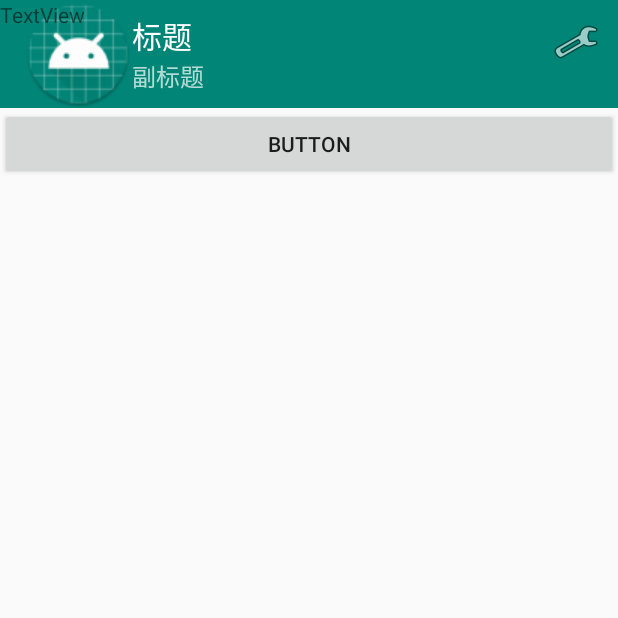
After one commit to DALAB2021/demo, an Android app: the DrawerPage screen opened directly, with no data from a screen before it, on a phone screen of 412 x 824 dp, the top half of it. The commit adds this screen. Run offline under Robolectric (Android 15) with nearby library versions, the phone set to English and light mode, and no system bars.

Commit message:
feat:抽屉侧边栏，时间跳动
整合之前，基本上做完了。

```diff
--- a/AnimationDemo/app/src/main/AndroidManifest.xml
+++ b/AnimationDemo/app/src/main/AndroidManifest.xml
@@ -9,7 +9,9 @@
         android:roundIcon="@mipmap/ic_launcher_round"
         android:supportsRtl="true"
         android:theme="@style/AppTheme">
-        <activity android:name=".DrawActivity"></activity>
+        <activity android:name=".DrawerPage"></activity>
+        <activity android:name=".DrawerActivity" />
+        <activity android:name=".DrawActivity" />
         <activity android:name=".VisualizationActivity" />
         <activity android:name=".TimerActivity" />
         <activity android:name=".MainActivity">
--- a/AnimationDemo/app/src/main/java/com/example/animation/DrawActivity.java
+++ b/AnimationDemo/app/src/main/java/com/example/animation/DrawActivity.java
@@ -39,7 +39,11 @@ public class DrawActivity extends AppCompatActivity {
         init();
         Values.add(0.0f);
         String get = getIntent().getStringExtra("percent");
-        System.out.println("get:" + get);//可以收到
+        System.out.println("get:" + get);//可以收到,但是万一没有呢？
+        int upper=getIntent().getIntExtra("upper",200);//果然，是有默认值的，那么字符串的默认值是不是“”？_null
+        int lower=getIntent().getIntExtra("lower",600);
+        System.out.println("upper:" + upper);
+        System.out.println("lower:" + lower);
 
         textView = findViewById(R.id.textView2);
         textView.setText("ok");
--- /dev/null
+++ b/AnimationDemo/app/src/main/java/com/example/animation/DrawerPage.java
@@ -0,0 +1,136 @@
+package com.example.animation;
+
+import androidx.appcompat.app.ActionBarDrawerToggle;
+import androidx.appcompat.app.AppCompatActivity;
+import androidx.appcompat.widget.Toolbar;
+import androidx.drawerlayout.widget.DrawerLayout;
+
+import android.content.Intent;
+import android.os.Bundle;
+import android.view.Menu;
+import android.view.MenuItem;
+import android.view.View;
+import android.view.Window;
+import android.widget.EditText;
+import android.widget.LinearLayout;
+import android.widget.ListView;
+import android.widget.TextView;
+
+public class DrawerPage extends AppCompatActivity {
+    DrawerLayout mDrawerLayout;
+    Toolbar toolbar;
+    LinearLayout mDrawerContent;
+    EditText lowerBound;
+    EditText upperBound;
+    int lowerValue = 200;
+    int upperValue = 600;
+//    ListView mDrawerList;
+    @Override
+    protected void onCreate(Bundle savedInstanceState) {
+        super.onCreate(savedInstanceState);
+        supportRequestWindowFeature(Window.FEATURE_NO_TITLE);
+        setContentView(R.layout.activity_drawer_page);
+
+        mDrawerLayout=findViewById(R.id.drawer_layout);
+        toolbar=findViewById(R.id.toolbar);
+        toolbar.inflateMenu(R.menu.menu);
+        setSupportActionBar(toolbar);//用我们自定义的toolbar
+//        toolbar=getSupportActionBar();
+
+
+        ActionBarDrawerToggle mDrawerToggle = new ActionBarDrawerToggle(
+                this,                  /* host Activity */
+                mDrawerLayout,         /* DrawerLayout object */
+                toolbar,  /* nav drawer image to replace 'Up' caret */
+                R.string.drawer_open,  /* "open drawer" description for accessibility */
+                R.string.drawer_close  /* "close drawer" description for accessibility */
+        ) {
+            public void onDrawerClosed(View view) {
+                getSupportActionBar().setTitle("关闭");
+//                getActionBar().setTitle("标题");
+//                invalidateOptionsMenu(); // creates call to onPrepareOptionsMenu()
+            }
+            public void onDrawerOpened(View drawerView) {
+                getSupportActionBar().setTitle("打开");
+//                getActionBar().setTitle("");
+//                invalidateOptionsMenu(); // creates call to onPrepareOptionsMenu()
+            }
+        };
+        mDrawerLayout.setDrawerListener(mDrawerToggle);
+
+//        mDrawerList=findViewById(R.id.right_drawer);
+        mDrawerContent=findViewById(R.id.right_drawer);
+
+        lowerBound = findViewById(R.id.lowerBound);
+        upperBound = findViewById(R.id.upperBound);
+        lowerBound.setText(String.valueOf(lowerValue));
+        upperBound.setText(String.valueOf(upperValue));
+        setFoucus(lowerBound);
+        setFoucus(upperBound);
+
+    }
+    @Override
+    public boolean onCreateOptionsMenu(Menu menu) {
+        getMenuInflater().inflate(R.menu.menu, menu);//填充菜单
+        //这样就可以保证不会出问题！
+        return true;
+    }
+    private void setFoucus(final EditText et)
+    {
+        et.setOnFocusChangeListener(new android.view.View.
+                OnFocusChangeListener() {
+            @Override
+            public void onFocusChange(View v, boolean hasFocus) {
+                if (hasFocus) {
+                    // 此处为得到焦点时的处理内容
+                } else {
+                    // 此处为失去焦点时的处理内容
+                    if (lowerBound.getText() != null && !lowerBound.getText().toString().equals("")) {
+                        lowerValue = Integer.parseInt(lowerBound.getText().toString());
+                        lowerBound.setText(String.valueOf(lowerValue));
+                    } else {
+                        lowerValue = 0;
+                        lowerBound.setText("");
+                    }
+                    if (upperBound.getText() != null && !upperBound.getText().toString().equals("")) {
+                        upperValue = Integer.parseInt(upperBound.getText().toString());
+                        upperBound.setText(String.valueOf(upperValue));
+                    } else {
+                        upperValue = 1;
+                        upperBound.setText("");
+
+                    }
+
+                    if (lowerValue > upperValue || lowerValue == upperValue) {
+                        upperValue = lowerValue + 1;
+                        upperBound.setText(String.valueOf(upperValue));
+                    }
+
+                }
+            }
+        });
+    }
+    public void openSettings(View view)
+    {
+        //这是一个按钮的函数，用来打开侧边栏。之后甚至还可以设置设计一个返回按钮来关闭侧边栏
+        mDrawerLayout.openDrawer(mDrawerContent);
+    }
+    public void JumpAndDelivery(View view)
+    {
+        Intent intent =new Intent();
+        intent.setClass(DrawerPage.this,DrawActivity.class);
+        intent.putExtra("upper",upperValue);
+        intent.putExtra("lower",lowerValue);
+        startActivity(intent);
+    }
+    public void MenuOpenSettings(MenuItem menuItem)
+    {
+        //这是一个按钮的函数，用来打开侧边栏。之后甚至还可以设置设计一个返回按钮来关闭侧边栏
+        mDrawerLayout.openDrawer(mDrawerContent);
+    }
+    public void closeSettings(View view)
+    {
+        //这是一个按钮的函数，用来打开侧边栏。之后甚至还可以设置设计一个返回按钮来关闭侧边栏
+        mDrawerLayout.closeDrawer(mDrawerContent);
+    }
+}
--- a/AnimationDemo/app/src/main/java/com/example/animation/MainActivity.java
+++ b/AnimationDemo/app/src/main/java/com/example/animation/MainActivity.java
@@ -60,6 +60,12 @@ public class MainActivity extends AppCompatActivity {
         Intent intent =new Intent();
         intent.setClass(MainActivity.this,DrawActivity.class);
         intent.putExtra("percent",percentText.getText().toString());
+        startActivity(intent);
+    }
+    public void Jump4(View view)//点击跳转页面
+    {
+        Intent intent =new Intent();
+        intent.setClass(MainActivity.this,DrawerPage.class);
         startActivity(intent);
     }
 
--- /dev/null
+++ b/AnimationDemo/app/src/main/res/layout/activity_drawer_page.xml
@@ -0,0 +1,171 @@
+<?xml version="1.0" encoding="utf-8"?>
+<!--<androidx.constraintlayout.widget.ConstraintLayout xmlns:android="http://schemas.android.com/apk/res/android"-->
+<!--    xmlns:app="http://schemas.android.com/apk/res-auto"-->
+<!--    xmlns:tools="http://schemas.android.com/tools"-->
+<!--    android:layout_width="match_parent"-->
+<!--    android:layout_height="match_parent"-->
+<!--    tools:context=".DrawerPage">-->
+
+<!--</androidx.constraintlayout.widget.ConstraintLayout>-->
+<!-- A DrawerLayout is intended to be used as the top-level content view using match_parent for both width and height to consume the full space available. -->
+<androidx.drawerlayout.widget.DrawerLayout
+
+    xmlns:android="http://schemas.android.com/apk/res/android"
+    xmlns:app="http://schemas.android.com/apk/res-auto"
+    android:id="@+id/drawer_layout"
+    android:layout_width="match_parent"
+    android:layout_height="match_parent"
+
+    >
+    <!-- As the main content view, the view below consumes the entire
+         space available using match_parent in both dimensions.
+             xmlns:app="http://schemas.android.com/apk/res-auto"
+    xmlns:tools="http://schemas.android.com/tools"
+    tools:context=".DrawerPage"
+    -->
+
+    <LinearLayout
+        android:layout_width="match_parent"
+        android:layout_height="match_parent"
+        android:orientation="vertical">
+
+        <androidx.appcompat.widget.Toolbar
+            android:id="@+id/toolbar"
+            android:layout_width="match_parent"
+            android:layout_height="wrap_content"
+            android:background="?attr/colorPrimary"
+            android:minHeight="?attr/actionBarSize"
+            android:theme="?attr/actionBarTheme"
+            app:logo="@drawable/ic_launcher_round"
+            app:subtitle="副标题"
+            app:title="标题" />
+
+        <Button
+            android:id="@+id/button7"
+            android:layout_width="match_parent"
+            android:layout_height="wrap_content"
+            android:onClick="JumpAndDelivery"
+            android:text="Button" />
+    </LinearLayout>
+
+    <FrameLayout
+        android:id="@+id/content_frame"
+        android:layout_width="match_parent"
+        android:layout_height="match_parent" >
+
+        <TextView
+            android:id="@+id/textView3"
+            android:layout_width="wrap_content"
+            android:layout_height="wrap_content"
+            android:text="TextView" />
+
+    </FrameLayout>
+    <!-- android:layout_gravity="start" tells DrawerLayout to treat
+         this as a sliding drawer on the left side for left-to-right
+         languages and on the right side for right-to-left languages.
+         The drawer is given a fixed width in dp and extends the full height of
+         the container. A solid background is used for contrast
+         with the content view. -->
+<!--    <ListView-->
+<!--        android:id="@+id/right_drawer"-->
+<!--        android:layout_width="240dp"-->
+<!--        android:layout_height="match_parent"-->
+<!--        android:layout_gravity="right"-->
+<!--        android:choiceMode="singleChoice"-->
+<!--        android:divider="@android:color/transparent"-->
+<!--        android:dividerHeight="0dp"-->
+<!--        android:background="#111">-->
+
+<!--    </ListView>-->
+    <LinearLayout
+        android:orientation="vertical"
+        android:id="@+id/right_drawer"
+        android:layout_width="240dp"
+        android:layout_height="match_parent"
+        android:layout_gravity="end"
+        android:background="#111">
+
+        <LinearLayout
+            android:layout_width="match_parent"
+            android:layout_height="wrap_content"
+            android:orientation="horizontal">
+
+            <ImageButton
+                android:id="@+id/imageButton2"
+                android:layout_width="wrap_content"
+                android:layout_height="wrap_content"
+                android:layout_weight="1"
+                android:background="#111"
+                android:onClick="closeSettings"
+                app:srcCompat="@android:drawable/ic_menu_close_clear_cancel" />
+
+<!--            <ImageView-->
+<!--                android:id="@+id/imageView4"-->
+<!--                android:layout_width="wrap_content"-->
+<!--                android:layout_height="wrap_content"-->
+<!--                android:layout_weight="1"-->
+<!--                app:srcCompat="@android:drawable/ic_menu_close_clear_cancel" />-->
+
+<!--            <ImageButton-->
+<!--                android:id="@+id/imageButton"-->
+<!--                android:layout_width="wrap_content"-->
+<!--                android:layout_height="wrap_content"-->
+<!--                android:layout_weight="1"-->
+<!--                android:onClick="closeSettings"-->
+<!--                app:srcCompat="@android:drawable/ic_menu_close_clear_cancel" />-->
+
+            <TextView
+                android:id="@+id/textView4"
+                android:layout_width="wrap_content"
+                android:layout_height="wrap_content"
+                android:text="设置"
+                android:layout_weight="5"
+                android:textColor="@android:color/background_light" />
+        </LinearLayout>
+
+        <TextView
+            android:id="@+id/textView8"
+            android:layout_width="match_parent"
+            android:layout_height="wrap_content"
+            android:text="压力范围"
+            android:textColor="@android:color/background_light" />
+        <LinearLayout
+            android:layout_width="match_parent"
+            android:layout_height="wrap_content"
+            android:orientation="horizontal">
+<!--            <TextView-->
+<!--                android:id="@+id/textView7"-->
+<!--                android:layout_width="wrap_content"-->
+<!--                android:layout_height="wrap_content"-->
+<!--                android:text="设置"-->
+<!--                android:textColor="@android:color/background_light" />-->
+            <EditText
+                android:id="@+id/lowerBound"
+                android:layout_width="wrap_content"
+                android:layout_height="wrap_content"
+                android:ems="5"
+                android:textColorHint="@android:color/background_light"
+                android:hint="下限"
+                android:inputType="number"
+                android:textColor="@android:color/background_light" />
+
+            <TextView
+                android:id="@+id/textView5"
+                android:layout_width="1dp"
+                android:layout_height="wrap_content"
+                android:layout_weight="1"
+                android:text="~"
+                android:textColor="@android:color/background_light" />
+
+            <EditText
+                android:id="@+id/upperBound"
+                android:layout_width="wrap_content"
+                android:layout_height="wrap_content"
+                android:ems="5"
+                android:hint="上限"
+                android:textColorHint="@android:color/background_light"
+                android:inputType="number"
+                android:textColor="@android:color/background_light" />
+        </LinearLayout>
+    </LinearLayout>
+</androidx.drawerlayout.widget.DrawerLayout>
--- /dev/null
+++ b/AnimationDemo/app/src/main/res/menu/menu.xml
@@ -0,0 +1,27 @@
+<?xml version="1.0" encoding="utf-8"?>
+<menu xmlns:android="http://schemas.android.com/apk/res/android"
+    xmlns:app="http://schemas.android.com/apk/res-auto">
+<!--    <item-->
+<!--        android:id="@+id/action_search"-->
+<!--        android:icon="@drawable/ic_launcher"-->
+<!--        android:title="Search"-->
+<!--        app:showAsAction="ifRoom" />-->
+<!--    <item-->
+<!--        android:id="@+id/action_notifications"-->
+<!--        android:icon="@drawable/blood1"-->
+<!--        android:title="notifications"-->
+<!--        app:showAsAction="ifRoom" />-->
+<!--    <item-->
+<!--        android:id="@+id/action_settings"-->
+<!--        android:icon="@mipmap/ic_launcher_round"-->
+<!--        android:orderInCategory="100"-->
+<!--        android:title="@string/app_name"-->
+<!--        app:showAsAction="never" />-->
+    <item
+        android:id="@+id/action_settings"
+        android:icon="@android:drawable/ic_menu_preferences"
+        android:onClick="MenuOpenSettings"
+        android:orderInCategory="100"
+        android:title="@string/app_name"
+        app:showAsAction="ifRoom" />
+</menu>
--- a/AnimationDemo/app/src/main/res/values/strings.xml
+++ b/AnimationDemo/app/src/main/res/values/strings.xml
@@ -1,4 +1,6 @@
 <resources>
     <string name="app_name">Animation</string>
     <string name="alpha">Alpha</string>
+    <string name="drawer_open">drawer_open</string>
+    <string name="drawer_close">drawer_close</string>
 </resources>
```
Also changed, not shown: AnimationDemo/app/src/main/java/com/example/animation/DrawerActivity.java (added, +35 -0 lines), AnimationDemo/app/src/main/java/com/example/animation/TimerActivity.java (+23 -2 lines), AnimationDemo/app/src/main/res/layout/activity_drawer.xml (added, +63 -0 lines), AnimationDemo/app/src/main/res/layout/activity_main.xml (+12 -0 lines), AnimationDemo/app/src/main/res/layout/activity_timer.xml (+24 -0 lines).
